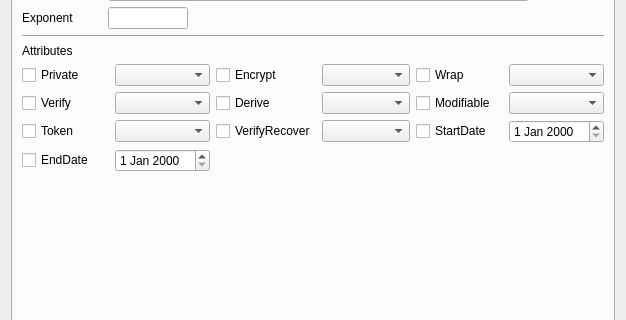
First picture: the form in CryptokiMan/gen_key_pair_dlg.ui, repository jykim74/CryptokiMan, before the edit; both pictures show x 0 to 626 and y 123 to 443 of the 626 by 546 pixel window.
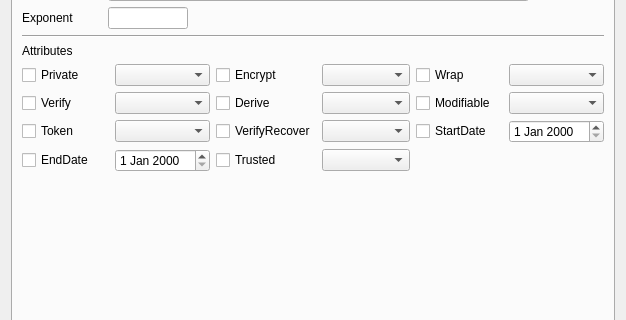
Second picture: the form after the edit.

Commit message: CKA_TRUSTED 콤보 버튼 지원

```diff
--- a/CryptokiMan/gen_key_pair_dlg.ui
+++ b/CryptokiMan/gen_key_pair_dlg.ui
@@ -1223,6 +1223,16 @@
          <item row="2" column="3">
           <widget class="QComboBox" name="mPubVerifyRecoverCombo"/>
          </item>
+         <item row="3" column="3">
+          <widget class="QComboBox" name="mPubTrustedCombo"/>
+         </item>
+         <item row="3" column="2">
+          <widget class="QCheckBox" name="mPubTrustedCheck">
+           <property name="text">
+            <string>Trusted</string>
+           </property>
+          </widget>
+         </item>
         </layout>
        </item>
        <item>
```
The commit also changes 34 other files.
